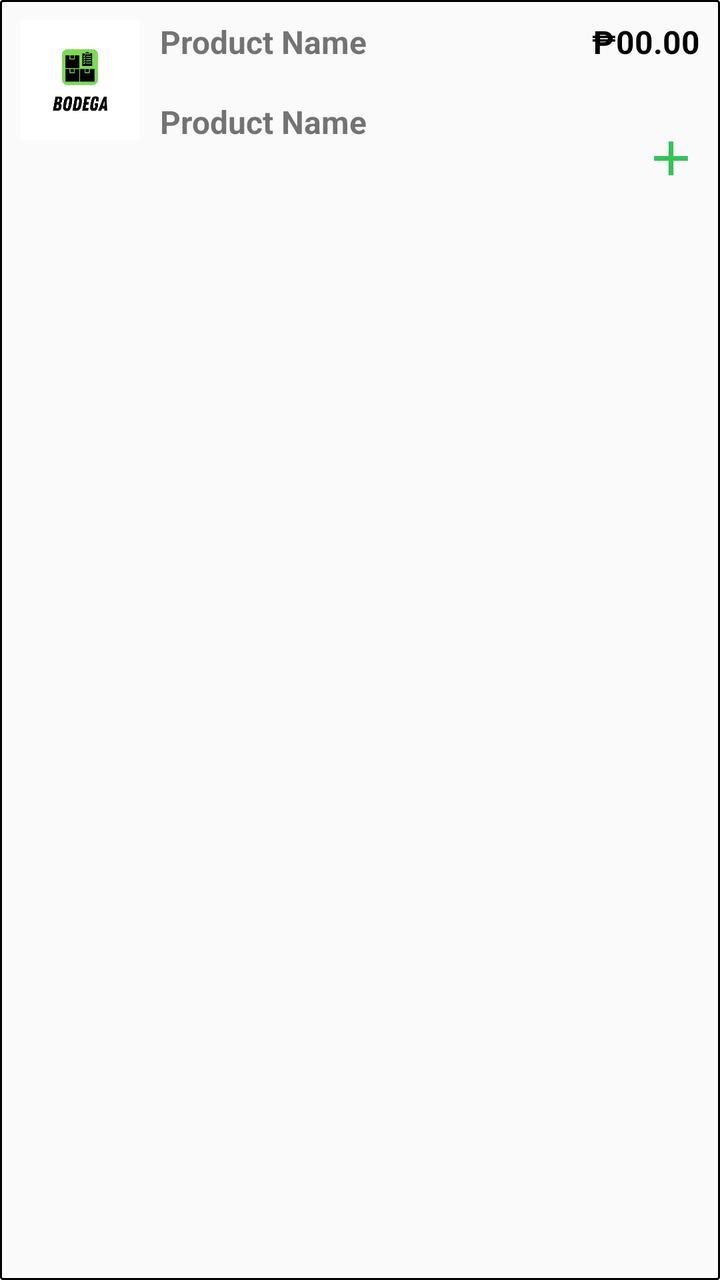
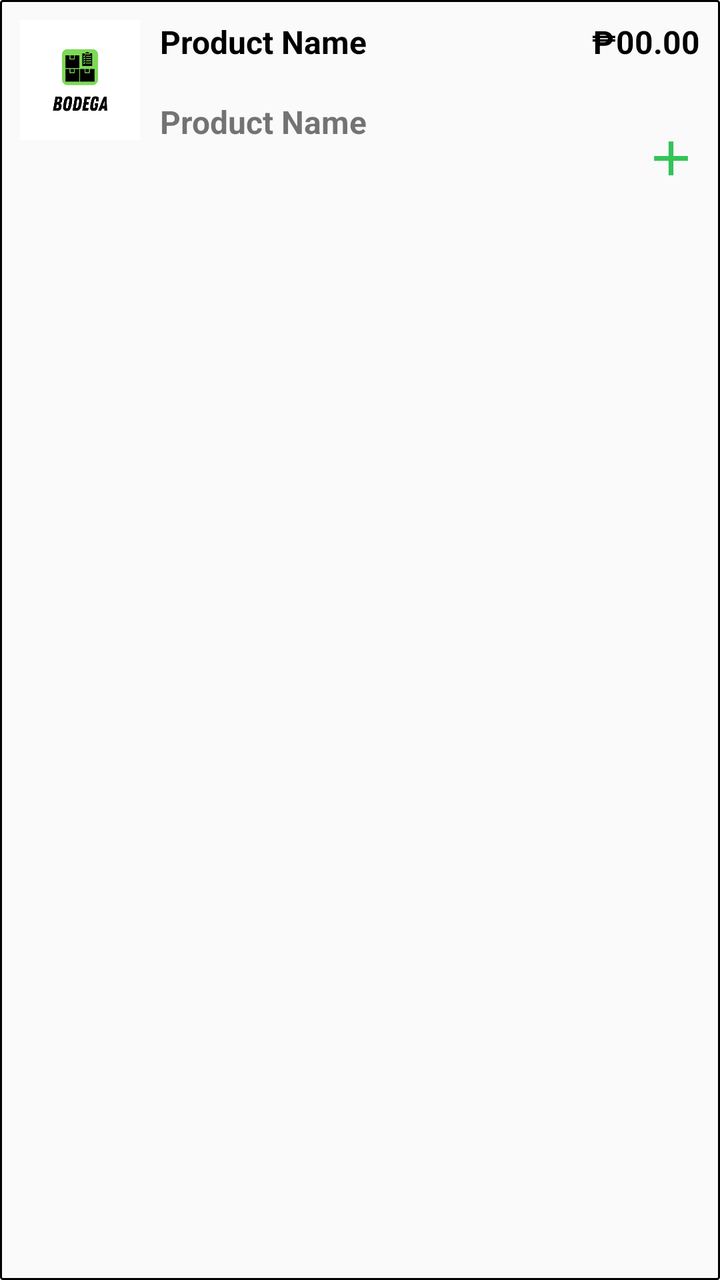

An Android layout rendered at two revisions. The XML below is the earlier revision; the diff shows what the commit changed to produce the second picture.
<!-- AndroidManifest.xml: application theme Theme.MyApp -->
<!-- res/layout/item_product.xml -->
<LinearLayout xmlns:android="http://schemas.android.com/apk/res/android"
    xmlns:tools="http://schemas.android.com/tools"
    android:layout_width="365dp"
    android:layout_height="wrap_content"
    xmlns:app="http://schemas.android.com/apk/res-auto"
    android:background="@drawable/product_corner"
    android:orientation="horizontal"
    android:padding="10dp">

    <ImageView
        android:id="@+id/imgIcon"
        android:layout_width="60dp"
        android:layout_height="60dp"
        android:src="@drawable/logo"
        android:layout_marginEnd="10dp" />

    <LinearLayout
        android:layout_weight="1"
        android:layout_width="0dp"

        android:layout_height="wrap_content"
        android:orientation="vertical">

        <TextView
            android:id="@+id/tvName"
            android:text="Product Name"
            android:textStyle="bold"
            android:textSize="16sp"
            android:layout_height="40dp"
            android:layout_width="200dp"/>
        <TextView
            android:id="@+id/quantity"
            android:text="Product Name"
            android:textStyle="bold"
            android:textSize="16sp"
            android:layout_height="40dp"
            android:layout_width="200dp"/>

    </LinearLayout>

    <LinearLayout
        android:orientation="vertical"
        android:layout_width="wrap_content"
        android:layout_height="wrap_content"
        android:gravity="center_vertical">

        <TextView
            android:id="@+id/tvPrice"
            android:text="₱00.00"
            android:textSize="16sp"
            android:textStyle="bold"
            android:textColor="#000000"
            android:layout_height="wrap_content"
            android:layout_width="wrap_content"
            android:layout_marginBottom="12dp"
            android:layout_gravity="end"/>

        <ImageView
            android:id="@+id/btnAdd"
            android:layout_width="29dp"
            android:layout_marginTop="20dp"
            android:layout_height="31dp"
            android:layout_gravity="end"
            android:layout_marginStart="12dp"
            android:clickable="true"
            android:contentDescription="@string/action_sign_in"
            android:src="@drawable/ic_add"
            app:tint="#33C458"
            tools:ignore="TouchTargetSizeCheck" />
    </LinearLayout>
</LinearLayout>
<!-- resources referenced by this layout -->
<resources>
  <!-- drawable ic_add (drawable) -->
  <vector xmlns:android="http://schemas.android.com/apk/res/android"
      android:width="24dp"
      android:height="24dp"
      android:viewportWidth="24"
      android:viewportHeight="24"
      android:tint="#000000">
  
  
      <path
          android:fillColor="@android:color/white"
          android:pathData="M19,13h-6v6h-2v-6H5v-2h6V5h2v6h6v2z" />
  </vector>
  <!-- drawable logo: png bitmap (drawable, 13762 bytes) -->
  <!-- drawable product_corner (drawable) -->
  <?xml version="1.0" encoding="utf-8"?>
  <shape xmlns:android="http://schemas.android.com/apk/res/android"
      android:shape="rectangle">
      <corners android:radius="1dp"/>
      <stroke android:width="1dip" android:color="@color/black" />
  
  </shape>
  <string name="action_sign_in">Sign in or register</string>
  <style name="Theme.MyApp" parent="Theme.AppCompat.Light.NoActionBar">
  
      </style>
  <color name="black">#FF000000</color>
</resources>

<!-- the commit's change to res/layout/item_product.xml (unified diff, before → after) -->
@@ -25,7 +25,8 @@
             android:id="@+id/tvName"
             android:text="Product Name"
             android:textStyle="bold"
-            android:textSize="16sp"
+            android:textSize="16dp"
+            android:textColor="#000000"
             android:layout_height="40dp"
             android:layout_width="200dp"/>
         <TextView
